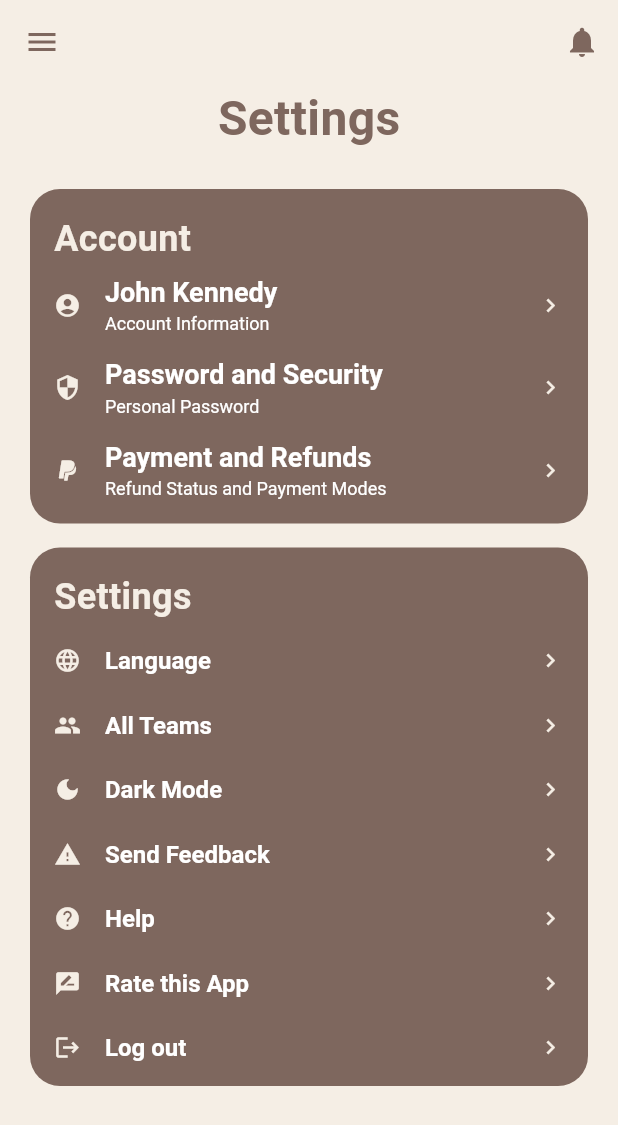
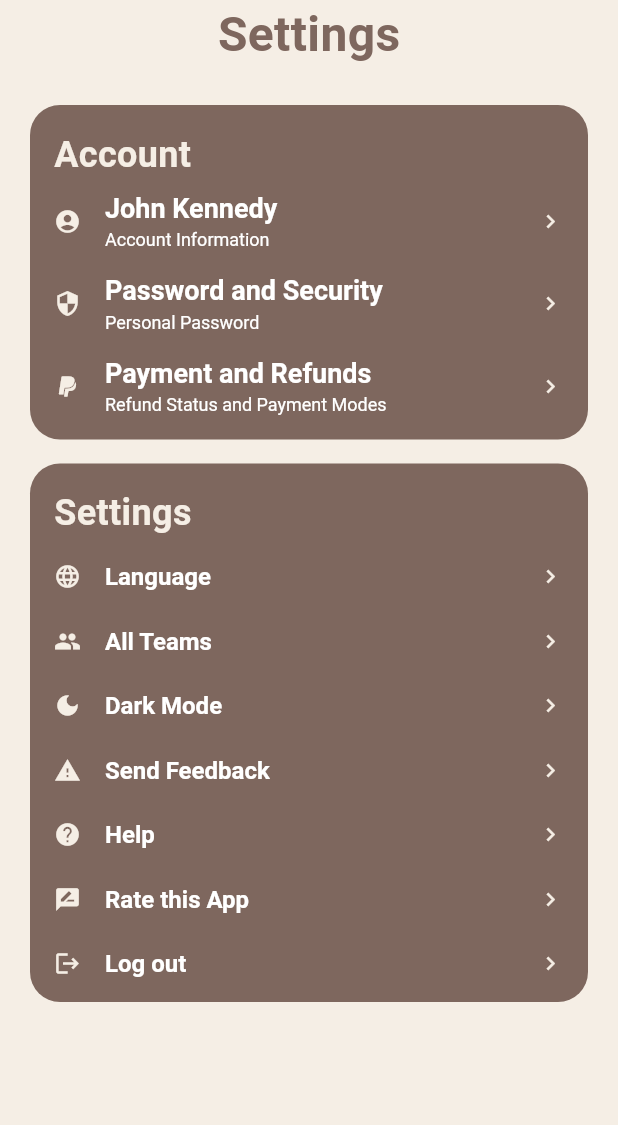
Before and after one commit to Grifon333/books_bart, a Flutter app: the SettingsWidget screen opened by its route, on a phone screen of 412 x 824 dp. Shown: the top 1125 px of the screen. Run offline on Flutter 3.47's test engine with Material 3 defaults, Android fonts, the phone set to English and light mode, and no system bars.

Commit message:
Add BottomNavigationBar and refactor AppBar for main screens.

```diff
--- a/lib/ui/navigation/main_navigation.dart
+++ b/lib/ui/navigation/main_navigation.dart
@@ -9,11 +9,12 @@ class MainNavigationNameRoute {
   static const favoriteBooks = '/favorite_books';
   static const settings = '/settings';
   static const bookDetails = '/home/book_details';
+  static const bottomNavigationBar = '/bottom_navigation_bar';
 }
 
 class MainNavigation {
   static final _screenFactory = ScreenFactory();
-  final String initialRoute = MainNavigationNameRoute.bookDetails;
+  final String initialRoute = MainNavigationNameRoute.bottomNavigationBar;
 
   final Map<String, WidgetBuilder> routes = {
     MainNavigationNameRoute.loader: (_) => _screenFactory.makeLoader(),
@@ -25,6 +26,8 @@ class MainNavigation {
     MainNavigationNameRoute.settings: (_) => _screenFactory.makeSettings(),
     MainNavigationNameRoute.bookDetails: (_) =>
         _screenFactory.makeBookDetails(),
+    MainNavigationNameRoute.bottomNavigationBar: (_) =>
+        _screenFactory.makeBottomNavigationBar(),
   };
 
   Route<dynamic>? onGenerateRoute(RouteSettings settings) {
--- a/lib/ui/theme/main_theme.dart
+++ b/lib/ui/theme/main_theme.dart
@@ -71,6 +71,11 @@ class MainTheme {
   );
 
   static const _appBarTheme = AppBarTheme(
+    titleTextStyle: TextStyle(
+      fontSize: 24,
+      color: Color(0xFF7E675E),
+      fontWeight: FontWeight.w600,
+    ),
     iconTheme: IconThemeData(
       color: Color(0xFF7E675E),
     ),
@@ -98,6 +103,6 @@ class MainTheme {
 }
 
 /* disabledColor, focusColor, scaffoldBackgroundColor, fontFamily, textTheme,
-actionIconTheme, appBarTheme, bottomNavigationBarTheme, cardTheme, checkboxTheme,
-dialogTheme, dropdownMenuTheme, iconButtonTheme, listTileTheme, progressIndicatorTheme,
+actionIconTheme, bottomNavigationBarTheme, cardTheme, checkboxTheme, dialogTheme,
+dropdownMenuTheme, listTileTheme, progressIndicatorTheme,
 */
--- a/lib/ui/widgets/settings/settings_widget.dart
+++ b/lib/ui/widgets/settings/settings_widget.dart
@@ -5,26 +5,9 @@ class SettingsWidget extends StatelessWidget {
 
   @override
   Widget build(BuildContext context) {
-    return Scaffold(
-      backgroundColor: const Color(0xFFF5EEE5),
-      appBar: AppBar(
-        backgroundColor: const Color(0xFFF5EEE5),
-        leading: IconButton(
-          onPressed: () {
-            debugPrint('Menu');
-          },
-          icon: const Icon(Icons.menu),
-        ),
-        actions: [
-          IconButton(
-            onPressed: () {
-              debugPrint('Notifications');
-            },
-            icon: const Icon(Icons.notifications),
-          ),
-        ],
-      ),
-      body: const SafeArea(
+    return const Scaffold(
+      backgroundColor: Color(0xFFF5EEE5),
+      body: SafeArea(
         child: Padding(
           padding: EdgeInsets.symmetric(horizontal: 20),
           child: _BodyWidget(),
```
Also changed, not shown: lib/domain/factories/screen_factory.dart (+9 -0 lines), lib/ui/widgets/bottom_navigation_bar/bottom_navigation_bar_view_model.dart (added, +7 -0 lines), lib/ui/widgets/bottom_navigation_bar/bottom_navigation_bar_widget.dart (added, +159 -0 lines), lib/ui/widgets/favorite_books/favorite_books_widget.dart (+3 -20 lines), lib/ui/widgets/home/home_widget.dart (+2 -20 lines).
